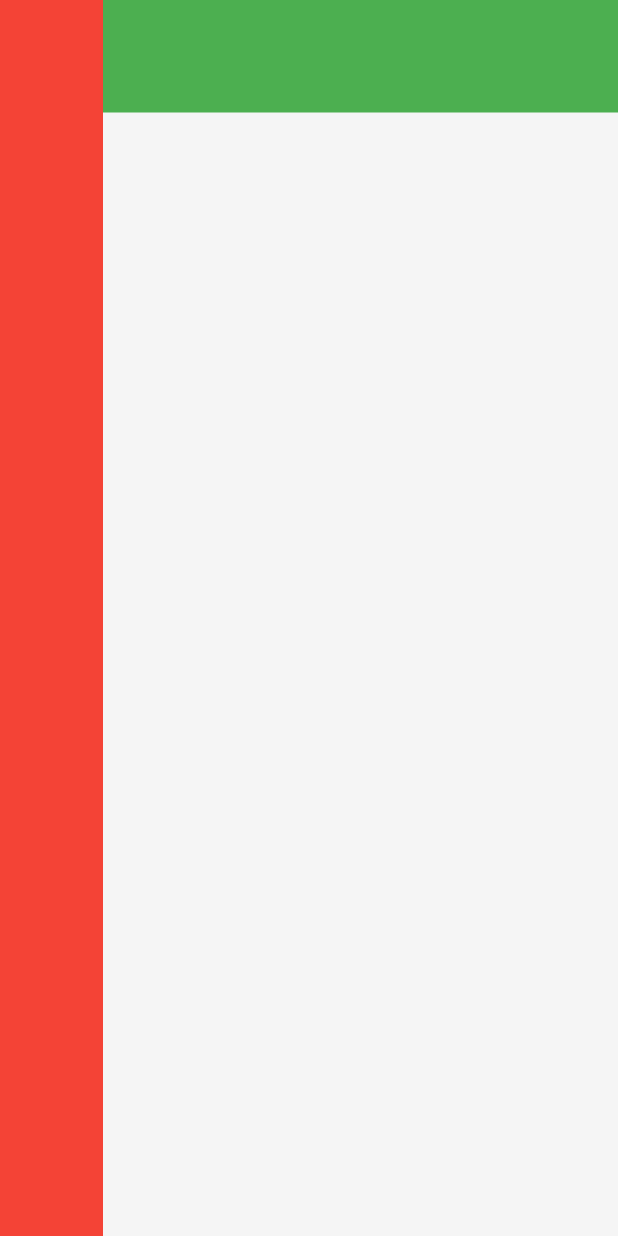
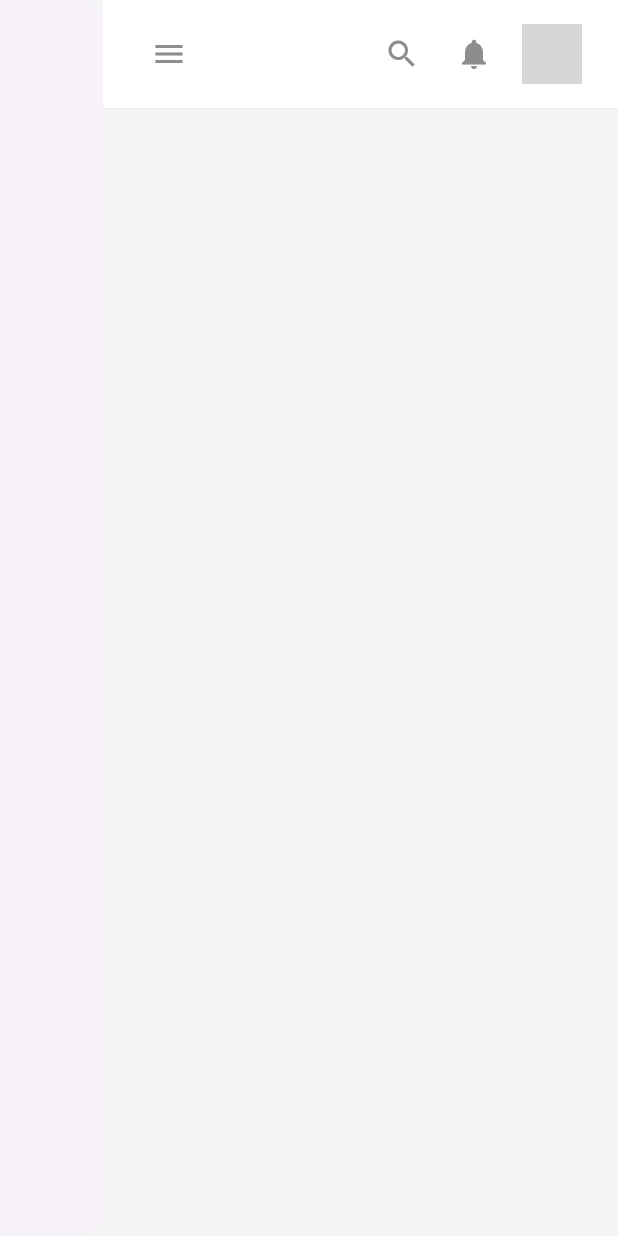
Before and after one commit to Crucialjun/ecommerce_flutter_web, a Flutter app: the IndexScreenDesktop screen opened directly, on a phone screen of 412 x 824 dp. Run offline on Flutter 3.47's test engine with Material 3 defaults, Android fonts, the light colour scheme and no system bars; our stand-ins replace firebase_core, get; accounts and stored records are empty; grey boxes are pictures that could not be loaded.

Commit message:
Refactors UI to use a shared app header
Introduces a common AppHeader component for desktop, mobile, and tablet views.

This change replaces the previous separate header implementations with a single, reusable component, improving consistency and maintainability across different screen sizes.  The drawer functionality is now handled by the shared header component.

```diff
--- /dev/null
+++ b/lib/common/headers/app_header.dart
@@ -0,0 +1,93 @@
+import 'package:ecommerce_flutter_web/constants/app_colors.dart';
+import 'package:ecommerce_flutter_web/constants/app_sizes.dart';
+import 'package:ecommerce_flutter_web/utils/device/device_utility.dart';
+import 'package:flutter/material.dart';
+
+class AppHeader extends StatelessWidget implements PreferredSizeWidget {
+  const AppHeader({super.key, required this.scaffoldKey});
+
+  final GlobalKey<ScaffoldState> scaffoldKey;
+
+  @override
+  Widget build(BuildContext context) {
+    return Container(
+      padding: const EdgeInsets.symmetric(
+          horizontal: AppSizes.md, vertical: AppSizes.sm),
+      decoration: BoxDecoration(
+        color: Colors.white,
+        border: Border(
+          bottom: BorderSide(
+            color: AppColors.grey.withOpacity(0.5),
+            width: 1,
+          ),
+        ),
+      ),
+      child: AppBar(
+        leading: AppDeviceUtils.isDesktopScreen(context)
+            ? null
+            : IconButton(
+                icon: const Icon(Icons.menu),
+                onPressed: () {
+                  scaffoldKey.currentState?.openDrawer();
+                },
+              ),
+        title: AppDeviceUtils.isDesktopScreen(context)
+            ? SizedBox(
+                width: 400,
+                child: TextFormField(
+                  decoration: InputDecoration(
+                    hintText: 'Search',
+                    prefixIcon: const Icon(Icons.search),
+                    border: OutlineInputBorder(
+                      borderRadius: BorderRadius.circular(10),
+                      borderSide: BorderSide.none,
+                    ),
+                    filled: true,
+                    fillColor: AppColors.lightGrey,
+                  ),
+                ),
+              )
+            : null,
+        actions: [
+          AppDeviceUtils.isDesktopScreen(context)
+              ? Container()
+              : IconButton(
+                  icon: const Icon(Icons.search),
+                  onPressed: () {},
+                ),
+          IconButton(
+            icon: const Icon(Icons.notifications),
+            onPressed: () {},
+          ),
+          const SizedBox(width: AppSizes.spaceBtwItems / 2),
+          Row(
+            mainAxisAlignment: MainAxisAlignment.center,
+            children: [
+              const CircleAvatar(
+                radius: 20,
+                backgroundImage: AssetImage('assets/images/avatar.png'),
+              ),
+              const SizedBox(width: AppSizes.sm),
+              if (!AppDeviceUtils.isMobileScreen(context))
+                Column(
+                  mainAxisAlignment: MainAxisAlignment.center,
+                  mainAxisSize: MainAxisSize.min,
+                  crossAxisAlignment: CrossAxisAlignment.start,
+                  children: [
+                    Text('John Doe',
+                        style: Theme.of(context).textTheme.titleLarge),
+                    Text('nich.otieno@gmail.com',
+                        style: Theme.of(context).textTheme.labelMedium),
+                  ],
+                ),
+            ],
+          )
+        ],
+      ),
+    );
+  }
+
+  @override
+  Size get preferredSize =>
+      Size.fromHeight(AppDeviceUtils.getAppBarHeight() + 15);
+}
--- a/lib/index/presentation/responsive/index_screen_desktop.dart
+++ b/lib/index/presentation/responsive/index_screen_desktop.dart
@@ -1,27 +1,28 @@
+import 'package:ecommerce_flutter_web/common/headers/app_header.dart';
 import 'package:flutter/material.dart';
 
 class IndexScreenDesktop extends StatelessWidget {
-  const IndexScreenDesktop({super.key, this.body});
+   IndexScreenDesktop({super.key, this.body});
 
   final Widget? body;
+
+  final GlobalKey<ScaffoldState> _scaffoldKey = GlobalKey<ScaffoldState>();
 
   @override
   Widget build(BuildContext context) {
     return Scaffold(
+      key: _scaffoldKey,
       body: Row(
         children: [
-          Expanded(
-            child: Container(
-              color: Colors.red,
-            ),
+          const Expanded(
+            child: Drawer(),
           ),
           Expanded(
             flex: 5,
             child: Column(
               children: [
-                Container(
-                  color: Colors.green,
-                  height: 75,
+                 AppHeader(
+                  scaffoldKey: _scaffoldKey,
                 ),
                 body == null
                     ? Container(
--- a/lib/my_app.dart
+++ b/lib/my_app.dart
@@ -15,8 +15,9 @@ class MyApp extends StatelessWidget {
     return GetMaterialApp(
         title: TextStrings.appName,
         theme: AppTheme.lightTheme,
-        darkTheme: AppTheme.darkTheme,
+        //darkTheme: AppTheme.darkTheme,
         getPages: Routes.routes,
+        debugShowCheckedModeBanner: false,
         unknownRoute: GetPage(
           name: '/not-found',
           page: () => const Scaffold(
```
Also changed, not shown: lib/index/presentation/responsive/index_screen_mobile.dart (+8 -2 lines), lib/index/presentation/responsive/index_screen_tablet.dart (+8 -2 lines), lib/utils/device/device_utility.dart (added, +122 -0 lines), lib/utils/device/web_material_scroll.dart (added, +12 -0 lines).
